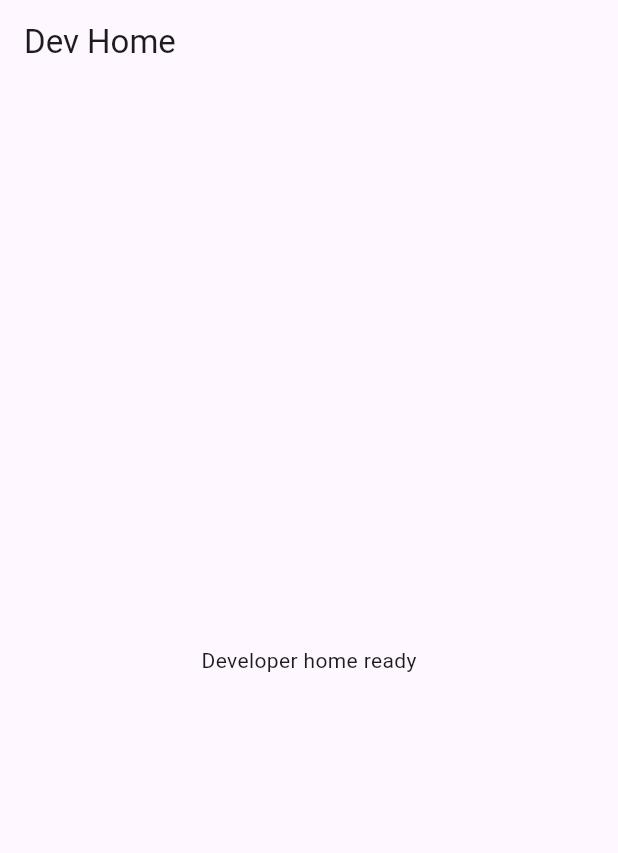
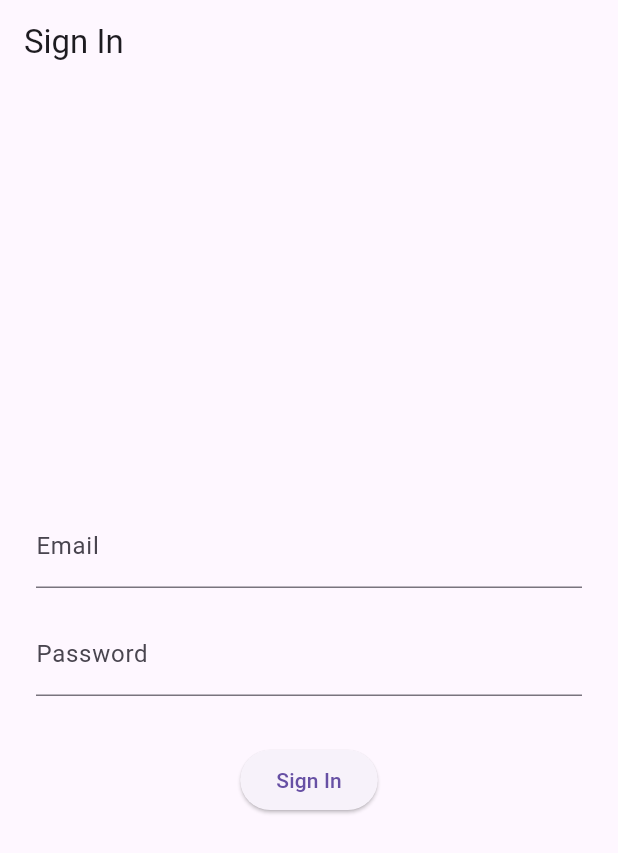
Before and after one commit to EngYoussefElghanam/ThikrSpace, a Flutter app: the screen it shows after launch, on a phone screen of 412 x 824 dp. Shown: the top 853 px of the screen. Run offline on Flutter 3.47's test engine with Material 3 defaults, Android fonts, the phone set to English and light mode, and no system bars; our stand-ins replace firebase_auth, firebase_core, flutter_bloc, hive_flutter; accounts and stored records are empty.

Commit message:
feat: auth clean architecture, firebase init, auth gate + local wipe

```diff
--- a/lib/core/app/app_shell.dart
+++ b/lib/core/app/app_shell.dart
@@ -1,21 +1,43 @@
 import 'package:flutter/material.dart';
-import '../routing/app_routes.dart';
+import 'package:flutter_bloc/flutter_bloc.dart';
+import '../../features/auth/data/datasources/firebase_auth_datasource.dart';
+import '../../features/auth/data/repositories/auth_repository_impl.dart';
+import '../../features/auth/presentation/cubit/auth_cubit.dart';
+import '../../features/auth/presentation/pages/auth_gate.dart';
 import '../../features/onboarding/presentation/pages/boot_page.dart';
 import '../../features/beta_gate/presentation/pages/dev_home_page.dart';
+import '../routing/app_routes.dart';
 
 class AppShell extends StatelessWidget {
   const AppShell({super.key});
 
   @override
   Widget build(BuildContext context) {
-    return MaterialApp(
+    // We removed the eager instantiation from here!
+
+    return MultiBlocProvider(
+      providers: [
+        BlocProvider<AuthCubit>(
+          create: (context) {
+            // Because BlocProvider is lazy, this block will NOT run
+            // until AuthGate is pushed onto the screen.
+            // By then, BootPage has already safely initialized Firebase.
+            final authDataSource = FirebaseAuthDataSource();
+            final authRepository = AuthRepositoryImpl(authDataSource);
+            return AuthCubit(authRepository);
+          },
+        ),
+      ],
+      child: MaterialApp(
         title: 'ThikrSpace',
         debugShowCheckedModeBanner: false,
         initialRoute: AppRoutes.boot,
         routes: {
           AppRoutes.boot: (_) => const BootPage(),
+          AppRoutes.authGate: (_) => const AuthGate(),
           AppRoutes.devHome: (_) => const DevHomePage(),
         },
+      ),
     );
   }
 }
--- a/lib/core/routing/app_routes.dart
+++ b/lib/core/routing/app_routes.dart
@@ -1,4 +1,5 @@
 class AppRoutes {
   static const String boot = '/boot';
   static const String devHome = '/dev_home';
+  static const String authGate = '/auth_gate';
 }
--- /dev/null
+++ b/lib/features/auth/data/datasources/firebase_auth_datasource.dart
@@ -0,0 +1,32 @@
+import 'package:firebase_auth/firebase_auth.dart';
+
+class FirebaseAuthDataSource {
+  final FirebaseAuth _firebaseAuth;
+
+  FirebaseAuthDataSource({FirebaseAuth? firebaseAuth})
+      : _firebaseAuth = firebaseAuth ?? FirebaseAuth.instance;
+
+  Stream<User?> get authStateChanges => _firebaseAuth.authStateChanges();
+
+  Future<User> signIn(String email, String password) async {
+    final credential = await _firebaseAuth.signInWithEmailAndPassword(
+      email: email,
+      password: password,
+    );
+    if (credential.user == null) throw Exception('User is null after sign in');
+    return credential.user!;
+  }
+
+  Future<User> signUp(String email, String password) async {
+    final credential = await _firebaseAuth.createUserWithEmailAndPassword(
+      email: email,
+      password: password,
+    );
+    if (credential.user == null) throw Exception('User is null after sign up');
+    return credential.user!;
+  }
+
+  Future<void> signOut() async {
+    await _firebaseAuth.signOut();
+  }
+}
--- /dev/null
+++ b/lib/features/auth/data/repositories/auth_repository_impl.dart
@@ -0,0 +1,42 @@
+import 'package:firebase_auth/firebase_auth.dart' as fb_auth;
+import 'package:thikrspace_beta/core/storage/hive_service.dart';
+import '../../domain/entities/auth_user.dart';
+import '../../domain/repositories/auth_repository.dart';
+import '../datasources/firebase_auth_datasource.dart';
+
+class AuthRepositoryImpl implements AuthRepository {
+  final FirebaseAuthDataSource _dataSource;
+
+  AuthRepositoryImpl(this._dataSource);
+
+  AuthUser _mapFirebaseUser(fb_auth.User user) {
+    return AuthUser(
+        id: user.uid, email: user.email ?? '', name: user.displayName ?? '');
+  }
+
+  @override
+  Stream<AuthUser?> get authStateChanges {
+    return _dataSource.authStateChanges.map((fbUser) {
+      if (fbUser == null) return null;
+      return _mapFirebaseUser(fbUser);
+    });
+  }
+
+  @override
+  Future<AuthUser> signInWithEmail(String email, String password) async {
+    final fbUser = await _dataSource.signIn(email, password);
+    return _mapFirebaseUser(fbUser);
+  }
+
+  @override
+  Future<AuthUser> signUpWithEmail(String email, String password) async {
+    final fbUser = await _dataSource.signUp(email, password);
+    return _mapFirebaseUser(fbUser);
+  }
+
+  @override
+  Future<void> signOut() async {
+    await HiveService.instance.clearUserData();
+    await _dataSource.signOut();
+  }
+}
--- /dev/null
+++ b/lib/features/auth/domain/entities/auth_user.dart
@@ -0,0 +1,7 @@
+class AuthUser {
+  final String id;
+  final String email;
+  final String name;
+
+  AuthUser({required this.id, required this.email, required this.name});
+}
--- /dev/null
+++ b/lib/features/auth/domain/repositories/auth_repository.dart
@@ -0,0 +1,8 @@
+import '../entities/auth_user.dart';
+
+abstract class AuthRepository {
+  Stream<AuthUser?> get authStateChanges;
+  Future<AuthUser> signInWithEmail(String email, String password);
+  Future<AuthUser> signUpWithEmail(String email, String password);
+  Future<void> signOut();
+}
--- /dev/null
+++ b/lib/features/auth/presentation/cubit/auth_cubit.dart
@@ -0,0 +1,65 @@
+import 'dart:async';
+
+import 'package:flutter_bloc/flutter_bloc.dart';
+import 'package:thikrspace_beta/features/auth/domain/entities/auth_user.dart';
+import 'package:thikrspace_beta/features/auth/domain/repositories/auth_repository.dart';
+
+part 'auth_state.dart';
+
+class AuthCubit extends Cubit<AuthState> {
+  final AuthRepository _authRepository;
+  StreamSubscription<AuthUser?>? _authSubscription;
+
+  AuthCubit(this._authRepository) : super(AuthInitial()) {
+    _monitorAuthState();
+  }
+
+  void _monitorAuthState() {
+    _authSubscription = _authRepository.authStateChanges.listen((user) {
+      if (user != null) {
+        emit(AuthAuthenticated(user));
+      } else {
+        emit(AuthUnauthenticated());
+      }
+    });
+  }
+
+  Future<void> signIn(String email, String password) async {
+    emit(AuthLoading());
+    try {
+      await _authRepository.signInWithEmail(email, password);
+      // We don't need to emit Authenticated here because the stream listener will catch it.
+    } catch (e) {
+      emit(AuthError(_mapErrorMessage(e)));
+      emit(AuthUnauthenticated()); // Reset state so they can try again
+    }
+  }
+
+  Future<void> signOut() async {
+    emit(AuthLoading());
+    try {
+      await _authRepository.signOut();
+    } catch (e) {
+      emit(AuthError("Failed to sign out."));
+    }
+  }
+
+  String _mapErrorMessage(dynamic error) {
+    // A simple mapper for Day 2. You can expand this later.
+    final errorString = error.toString().toLowerCase();
+    if (errorString.contains('user-not-found') ||
+        errorString.contains('wrong-password') ||
+        errorString.contains('invalid-credential')) {
+      return 'Invalid email or password.';
+    } else if (errorString.contains('network-request-failed')) {
+      return 'Network error. Please check your connection.';
+    }
+    return 'An error occurred during sign in.';
+  }
+
+  @override
+  Future<void> close() {
+    _authSubscription?.cancel();
+    return super.close();
+  }
+}
--- /dev/null
+++ b/lib/features/auth/presentation/cubit/auth_state.dart
@@ -0,0 +1,19 @@
+part of 'auth_cubit.dart';
+
+sealed class AuthState {}
+
+final class AuthInitial extends AuthState {}
+
+final class AuthLoading extends AuthState {}
+
+final class AuthAuthenticated extends AuthState {
+  final AuthUser user;
+  AuthAuthenticated(this.user);
+}
+
+final class AuthUnauthenticated extends AuthState {}
+
+final class AuthError extends AuthState {
+  final String message;
+  AuthError(this.message);
+}
--- /dev/null
+++ b/lib/features/auth/presentation/pages/auth_gate.dart
@@ -0,0 +1,32 @@
+import 'package:flutter/material.dart';
+import 'package:flutter_bloc/flutter_bloc.dart';
+import '../cubit/auth_cubit.dart';
+import 'sign_in_page.dart'; // We will build this next
+import '../../../beta_gate/presentation/pages/dev_home_page.dart';
+
+class AuthGate extends StatelessWidget {
+  const AuthGate({super.key});
+
+  @override
+  Widget build(BuildContext context) {
+    // BlocBuilder listens to the AuthCubit state stream
+    return BlocBuilder<AuthCubit, AuthState>(
+      builder: (context, state) {
+        if (state is AuthAuthenticated) {
+          // Valid session exists -> Let them in
+          return const DevHomePage();
+        }
+
+        if (state is AuthUnauthenticated || state is AuthError) {
+          // No session or signed out -> Force sign in
+          return const SignInPage();
+        }
+
+        // Default loading state while checking session
+        return const Scaffold(
+          body: Center(child: CircularProgressIndicator()),
+        );
+      },
+    );
+  }
+}
--- /dev/null
+++ b/lib/features/auth/presentation/pages/sign_in_page.dart
@@ -0,0 +1,78 @@
+import 'package:flutter/material.dart';
+import 'package:flutter_bloc/flutter_bloc.dart';
+import '../cubit/auth_cubit.dart';
+
+class SignInPage extends StatefulWidget {
+  const SignInPage({super.key});
+
+  @override
+  State<SignInPage> createState() => _SignInPageState();
+}
+
+class _SignInPageState extends State<SignInPage> {
+  final _emailController = TextEditingController();
+  final _passwordController = TextEditingController();
+
+  @override
+  void dispose() {
+    _emailController.dispose();
+    _passwordController.dispose();
+    super.dispose();
+  }
+
+  @override
+  Widget build(BuildContext context) {
+    return Scaffold(
+      appBar: AppBar(title: const Text('Sign In')),
+      body: BlocConsumer<AuthCubit, AuthState>(
+        listener: (context, state) {
+          if (state is AuthError) {
+            ScaffoldMessenger.of(context).showSnackBar(
+              SnackBar(
+                  content: Text(state.message), backgroundColor: Colors.red),
+            );
+          }
+        },
+        builder: (context, state) {
+          final isLoading = state is AuthLoading;
+
+          return Padding(
+            padding: const EdgeInsets.all(24.0),
+            child: Column(
+              mainAxisAlignment: MainAxisAlignment.center,
+              children: [
+                TextField(
+                  controller: _emailController,
+                  decoration: const InputDecoration(labelText: 'Email'),
+                  keyboardType: TextInputType.emailAddress,
+                  enabled: !isLoading,
+                ),
+                const SizedBox(height: 16),
+                TextField(
+                  controller: _passwordController,
+                  decoration: const InputDecoration(labelText: 'Password'),
+                  obscureText: true,
+                  enabled: !isLoading,
+                ),
+                const SizedBox(height: 32),
+                if (isLoading)
+                  const CircularProgressIndicator()
+                else
+                  ElevatedButton(
+                    onPressed: () {
+                      final email = _emailController.text.trim();
+                      final password = _passwordController.text.trim();
+                      if (email.isNotEmpty && password.isNotEmpty) {
+                        context.read<AuthCubit>().signIn(email, password);
+                      }
+                    },
+                    child: const Text('Sign In'),
+                  ),
+              ],
+            ),
+          );
+        },
+      ),
+    );
+  }
+}
--- a/pubspec.yaml
+++ b/pubspec.yaml
@@ -29,8 +29,11 @@ environment:
 # versions available, run `flutter pub outdated`.
 dependencies:
   cupertino_icons: ^1.0.2
+  firebase_auth: ^6.1.4
+  firebase_core: ^4.4.0
   flutter:
     sdk: flutter
+  flutter_bloc: ^9.1.1
   hive_flutter: ^1.1.0
 
 dev_dependencies:
```
Also changed, not shown: lib/core/storage/hive_service.dart (+13 -0 lines), lib/features/onboarding/presentation/pages/boot_page.dart (+18 -1 lines), firebase.json (added), lib/firebase_options.dart (added), pubspec.lock, 12 other files. Lines whose indentation alone changed are shown as unchanged.
